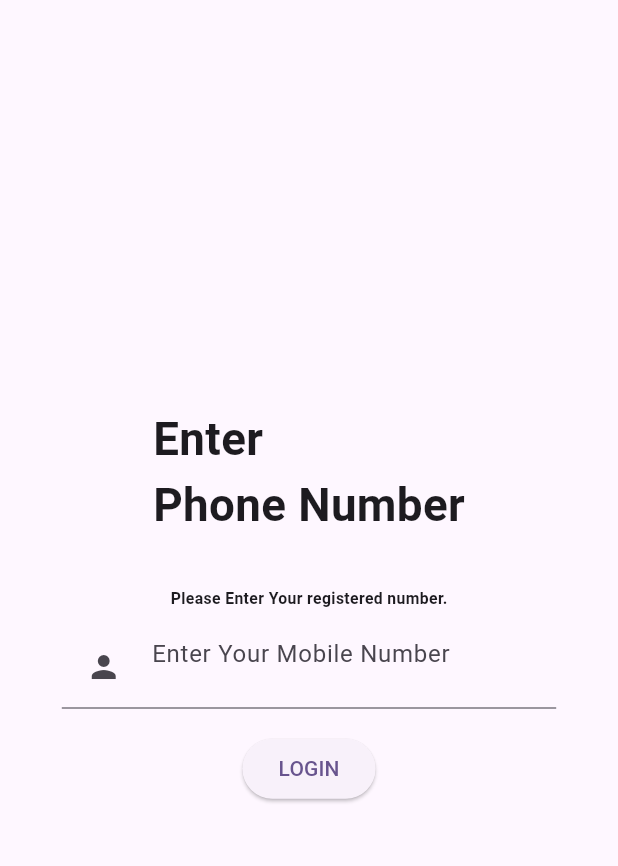
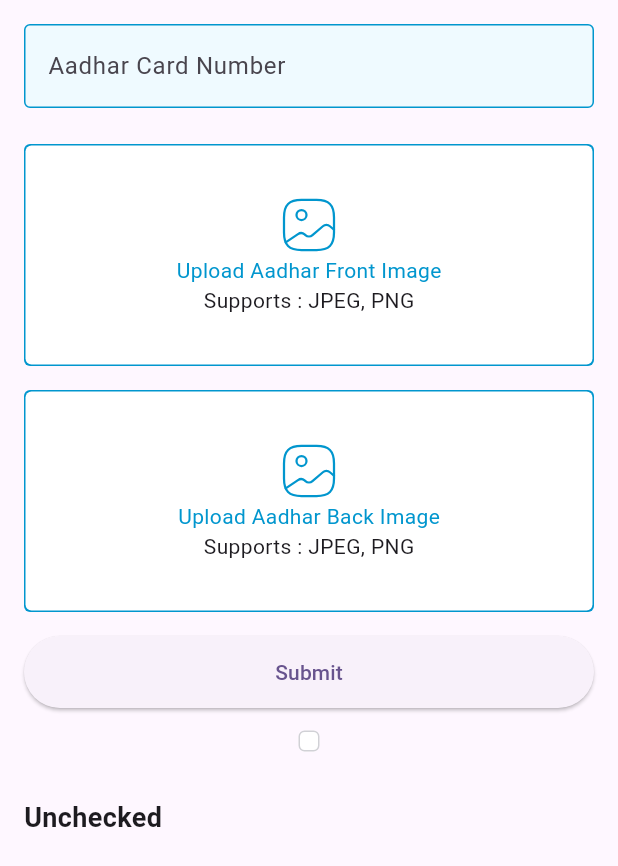
Before and after one commit to bhagwanv/ScaleUpApp, a Flutter app: the screen it shows after launch, on a phone screen of 412 x 824 dp. Shown: the top 866 px of the screen. Run offline on Flutter 3.47's test engine with Material 3 defaults, Android fonts, the phone set to English and light mode, and no system bars; our stand-ins replace flutter_svg.

```diff
--- a/lib/main.dart
+++ b/lib/main.dart
@@ -1,4 +1,5 @@
 import 'package:flutter/material.dart';
+import 'package:scaleup_app/view/aadhaar_screen.dart';
 import 'package:scaleup_app/view/login_screen/login_screen.dart';
 
 void main() {
@@ -13,11 +14,12 @@ class MyApp extends StatelessWidget {
   Widget build(BuildContext context) {
     return MaterialApp(
       title: 'Flutter Demo',
+      debugShowCheckedModeBanner: false,
       theme: ThemeData(
         colorScheme: ColorScheme.fromSeed(seedColor: Colors.deepPurple),
         useMaterial3: true,
       ),
-      home: const LoginPage(),
+      home: const AadhaarScreen(),
     );
   }
 }
--- /dev/null
+++ b/lib/utils/aadhaar_number_formatter.dart
@@ -0,0 +1,33 @@
+import 'package:flutter/services.dart';
+
+
+class AadhaarNumberFormatter extends TextInputFormatter {
+  @override
+  TextEditingValue formatEditUpdate(
+      TextEditingValue previousValue,
+      TextEditingValue nextValue,
+      ) {
+    var inputText = nextValue.text.replaceAll(" ", "");
+
+    if (inputText.length > 12) {
+      inputText = inputText.substring(0, 12);
+    }
+
+    var bufferString = StringBuffer();
+    for (int i = 0; i < inputText.length; i++) {
+      bufferString.write(inputText[i]);
+      var nonZeroIndexValue = i + 1;
+      if (nonZeroIndexValue % 4 == 0 && nonZeroIndexValue != inputText.length) {
+        bufferString.write(' ');
+      }
+    }
+
+    var string = bufferString.toString();
+    return TextEditingValue(
+      text: string,
+      selection: TextSelection.collapsed(
+        offset: string.length,
+      ),
+    );
+  }
+}
--- /dev/null
+++ b/lib/utils/my_colors.dart
@@ -0,0 +1,7 @@
+import 'package:flutter/material.dart';
+
+
+class MyColors {
+  static const Color lightBlueColor = Color(0xFFEFFAFF);
+  static const Color blueColor = Color(0xFF0196CE);
+}
--- /dev/null
+++ b/lib/view/aadhaar_screen.dart
@@ -0,0 +1,177 @@
+import 'package:flutter/cupertino.dart';
+import 'package:flutter/foundation.dart';
+import 'package:flutter/material.dart';
+import 'package:flutter/services.dart';
+import 'package:flutter_svg/svg.dart';
+import 'package:scaleup_app/utils/my_colors.dart';
+
+import '../utils/aadhaar_number_formatter.dart';
+
+class AadhaarScreen extends StatefulWidget {
+  const AadhaarScreen({super.key});
+
+  @override
+  State<AadhaarScreen> createState() => _AadhaarScreenState();
+}
+
+class _AadhaarScreenState extends State<AadhaarScreen> {
+  final TextEditingController _aadhaarController = TextEditingController();
+
+  @override
+  Widget build(BuildContext context) {
+    bool _isChecked = false;
+    return SafeArea(
+      top: true,
+      bottom: true,
+      child: Scaffold(
+        body: Padding(
+          padding: const EdgeInsets.all(16.0),
+          child: SingleChildScrollView(
+            child: Column(
+              crossAxisAlignment: CrossAxisAlignment.stretch,
+              children: [
+                TextFormField(
+                  inputFormatters: [
+                    FilteringTextInputFormatter.digitsOnly,
+                    AadhaarNumberFormatter(),
+                  ],
+                  controller: _aadhaarController,
+                  textInputAction: TextInputAction.done,
+                  keyboardType: TextInputType.number,
+                  decoration: const InputDecoration(
+                    enabledBorder: OutlineInputBorder(
+                      borderSide: BorderSide(color: MyColors.blueColor),
+                    ),
+                    filled: true,
+                    fillColor: MyColors.lightBlueColor,
+                    border: OutlineInputBorder(
+                      borderSide: BorderSide(color: MyColors.blueColor),
+                    ),
+                    focusedBorder: OutlineInputBorder(
+                      borderSide: BorderSide(color: MyColors.blueColor),
+                    ),
+                    hintText: 'XXXX XXXX XXXX',
+                    labelText: 'Aadhar Card Number',
+                  ),
+                  onChanged: (value) {},
+                ),
+                const SizedBox(height: 24),
+                Container(
+                  decoration: BoxDecoration(
+                    gradient: LinearGradient(
+                      colors: [
+                        MyColors.blueColor,
+                        MyColors.blueColor
+                      ],
+                    ),
+                    borderRadius: BorderRadius.circular(4),
+                  ),
+                  height: 148,
+                  child: Padding(
+                    padding: const EdgeInsets.all(1),
+                    child: Container(
+                      decoration: BoxDecoration(
+                        color: Colors.white,
+                        borderRadius: BorderRadius.circular(4),
+                      ),
+                      child: Column(
+                        crossAxisAlignment: CrossAxisAlignment.center,
+                        mainAxisAlignment: MainAxisAlignment.center,
+                        children: [
+                          SvgPicture.asset('assets/icons/gallery.svg',
+                              colorFilter: ColorFilter.mode(MyColors.blueColor, BlendMode.srcIn)
+                          ),
+                          Text(
+                            'Upload Aadhar Front Image',
+                            style: TextStyle(color: MyColors.blueColor),
+                          ),
+                          Text('Supports : JPEG, PNG'),
+                        ],
+                      ),
+                    ),
+                  ),
+                ),
+                const SizedBox(height: 16),
+                Container(
+                  decoration: BoxDecoration(
+                    gradient: LinearGradient(
+                      colors: [
+                        MyColors.blueColor,
+                        MyColors.blueColor
+                      ],
+                    ),
+                    borderRadius: BorderRadius.circular(4),
+                  ),
+                  height: 148,
+                  child: Padding(
+                    padding: const EdgeInsets.all(1),
+                    child: Container(
+                      decoration: BoxDecoration(
+                        color: Colors.white,
+                        borderRadius: BorderRadius.circular(4),
+                      ),
+                      child: Column(
+                        crossAxisAlignment: CrossAxisAlignment.center,
+                        mainAxisAlignment: MainAxisAlignment.center,
+                        children: [
+                          Center(
+                            child: SvgPicture.asset(
+                              "assets/icons/gallery.svg",
+                                colorFilter: ColorFilter.mode(MyColors.blueColor, BlendMode.srcIn)
+                            )
+                          ),
+                          Text(
+                            'Upload Aadhar Back Image',
+                            style: TextStyle(color: MyColors.blueColor),
+                          ),
+                          Text('Supports : JPEG, PNG'),
+                        ],
+                      ),
+                    ),
+                  ),
+                ),
+                const SizedBox(height: 16),
+                ElevatedButton(
+                  style: ButtonStyle(
+                    minimumSize: MaterialStateProperty.all<Size>(
+                    Size(200, 48), // Width and height of the button
+                  ),),
+                  onPressed: () {
+                    // Submit the form
+                    if (kDebugMode) {
+                      print('Aadhaar Card Number: ${_aadhaarController.text}');
+                    }
+                  },
+                  child: const Text('Submit'),
+                ),
+                CupertinoCheckbox(
+                  value: _isChecked,
+                  onChanged: (value) {
+                    setState(() {
+                      _isChecked = value!;
+                    });
+                  },
+                ),
+                SizedBox(height: 16),
+                Text(
+                  _isChecked ? 'Checked' : 'Unchecked',
+                  style: TextStyle(
+                    fontSize: 18,
+                    fontWeight: FontWeight.bold,
+                  ),
+                ),
+              ],
+            ),
+          ),
+        ),
+      ),
+    );
+  }
+
+  @override
+  void dispose() {
+    // Clean up the controller when the widget is disposed
+    _aadhaarController.dispose();
+    super.dispose();
+  }
+}
```
Also changed, not shown: lib/utils/common_text_field.dart (added, +102 -0 lines), pubspec.yaml (+3 -31 lines), assets/icons/camera.svg (added), assets/icons/gallery.svg (added), pubspec.lock, 2 other files.
